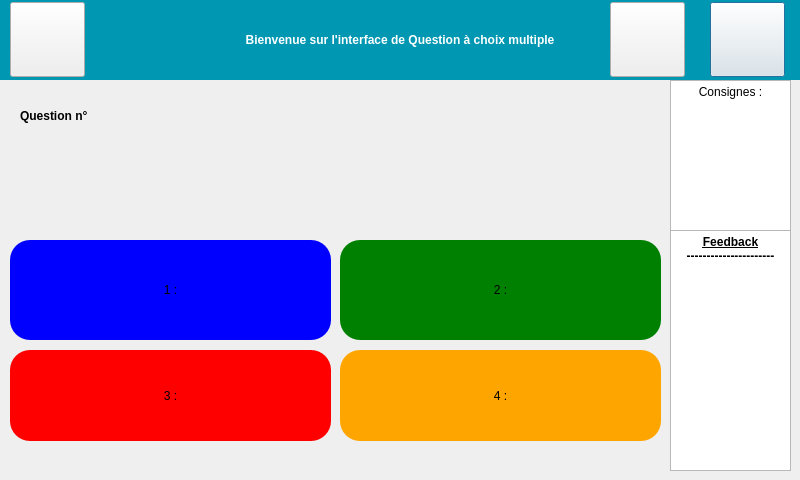
Above: InterfaceEleve/interfaceqcm.ui from Sam-Depardieu/Labo-de-langue before the change. Below: the same form after it.
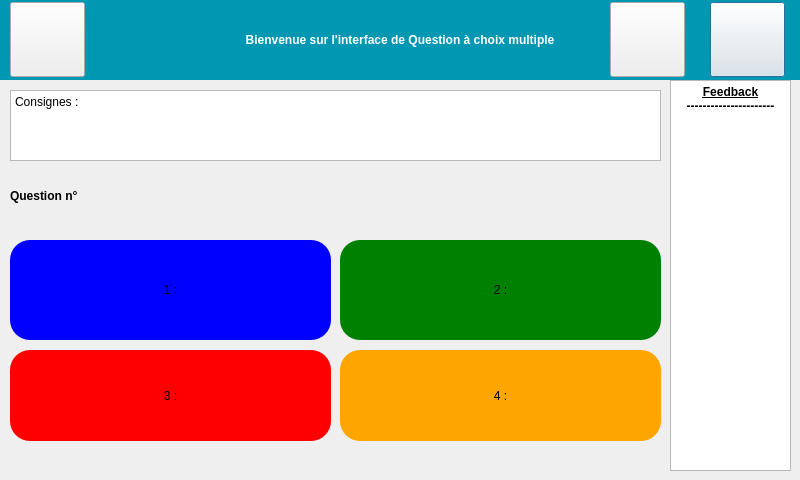
That is the form after the change.

```diff
--- a/InterfaceEleve/interfaceqcm.ui
+++ b/InterfaceEleve/interfaceqcm.ui
@@ -85,9 +85,9 @@
   <widget class="QLabel" name="labelQuestion">
    <property name="geometry">
     <rect>
-     <x>20</x>
-     <y>80</y>
-     <width>771</width>
+     <x>10</x>
+     <y>160</y>
+     <width>651</width>
      <height>71</height>
     </rect>
    </property>
@@ -177,10 +177,10 @@
   <widget class="QTextEdit" name="textEditConsigne">
    <property name="geometry">
     <rect>
-     <x>670</x>
-     <y>80</y>
-     <width>121</width>
-     <height>151</height>
+     <x>10</x>
+     <y>90</y>
+     <width>651</width>
+     <height>71</height>
     </rect>
    </property>
    <property name="html">
@@ -191,16 +191,16 @@
 li.unchecked::marker { content: &quot;\2610&quot;; }
 li.checked::marker { content: &quot;\2612&quot;; }
 &lt;/style&gt;&lt;/head&gt;&lt;body style=&quot; font-family:'Segoe UI'; font-size:9pt; font-weight:400; font-style:normal;&quot;&gt;
-&lt;p align=&quot;center&quot; style=&quot; margin-top:0px; margin-bottom:0px; margin-left:0px; margin-right:0px; -qt-block-indent:0; text-indent:0px;&quot;&gt;Consignes :&lt;/p&gt;&lt;/body&gt;&lt;/html&gt;</string>
+&lt;p style=&quot; margin-top:0px; margin-bottom:0px; margin-left:0px; margin-right:0px; -qt-block-indent:0; text-indent:0px;&quot;&gt;Consignes :&lt;/p&gt;&lt;/body&gt;&lt;/html&gt;</string>
    </property>
   </widget>
   <widget class="QTextEdit" name="textEditFeedBack">
    <property name="geometry">
     <rect>
      <x>670</x>
-     <y>230</y>
+     <y>80</y>
      <width>121</width>
-     <height>241</height>
+     <height>391</height>
     </rect>
    </property>
    <property name="html">
```
